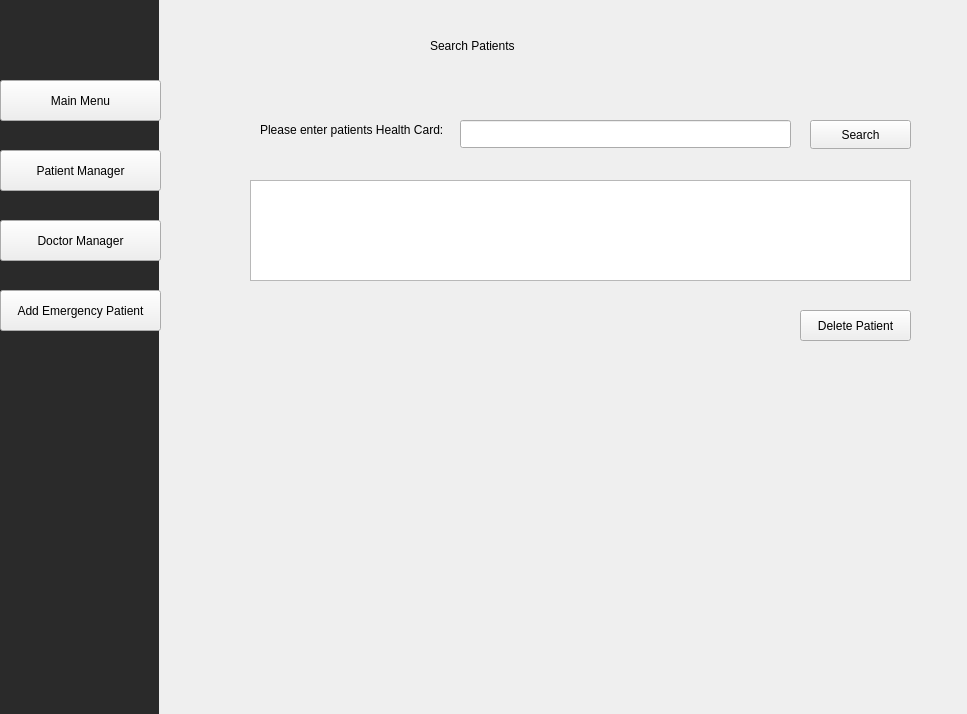
Jenushan44/Hospital-Manager, file mainwindow.ui: the form before one commit.
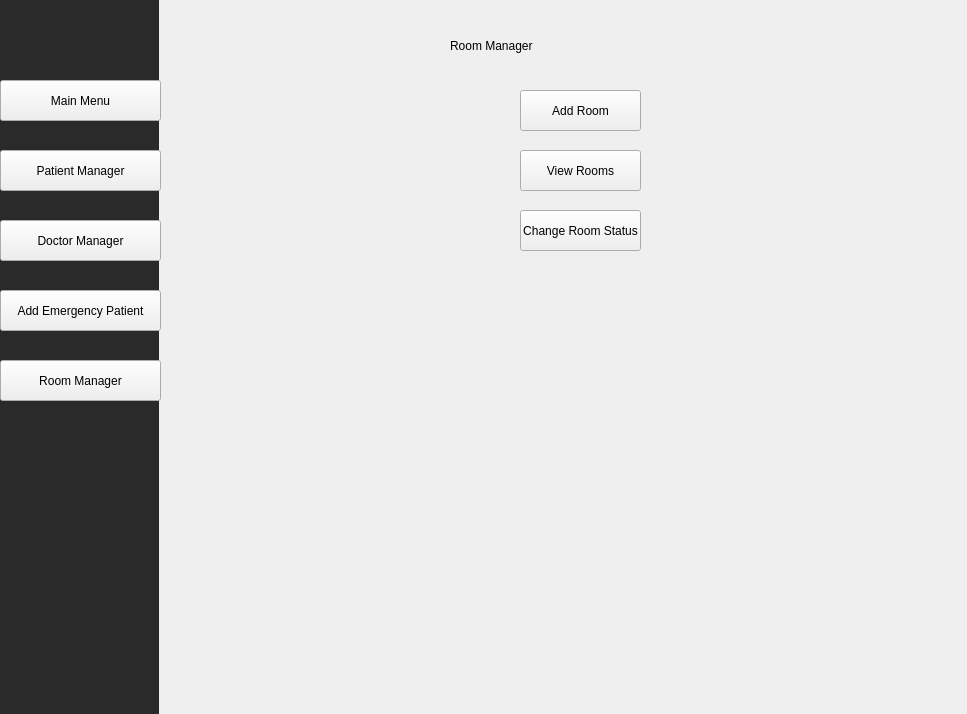
The form after the commit. The open tabs and pages were chosen to show the change. Icons and pictures are not drawn.

Commit message: Add pages and buttons to navigate to room pages

What changed in the file:
```diff
--- a/mainwindow.ui
+++ b/mainwindow.ui
@@ -1718,6 +1718,117 @@
       </property>
      </widget>
     </widget>
+    <widget class="QWidget" name="page_11">
+     <widget class="QLabel" name="label_55">
+      <property name="geometry">
+       <rect>
+        <x>270</x>
+        <y>30</y>
+        <width>291</width>
+        <height>31</height>
+       </rect>
+      </property>
+      <property name="styleSheet">
+       <string notr="true">font: 24pt &quot;Sitka Small&quot;;</string>
+      </property>
+      <property name="text">
+       <string>Room Manager</string>
+      </property>
+     </widget>
+     <widget class="QPushButton" name="addRoomPageButton">
+      <property name="geometry">
+       <rect>
+        <x>340</x>
+        <y>90</y>
+        <width>121</width>
+        <height>41</height>
+       </rect>
+      </property>
+      <property name="text">
+       <string>Add Room</string>
+      </property>
+     </widget>
+     <widget class="QPushButton" name="viewRoomPageButton">
+      <property name="geometry">
+       <rect>
+        <x>340</x>
+        <y>150</y>
+        <width>121</width>
+        <height>41</height>
+       </rect>
+      </property>
+      <property name="text">
+       <string>View Rooms</string>
+      </property>
+     </widget>
+     <widget class="QPushButton" name="viewRoomStatusPageButton">
+      <property name="geometry">
+       <rect>
+        <x>340</x>
+        <y>210</y>
+        <width>121</width>
+        <height>41</height>
+       </rect>
+      </property>
+      <property name="text">
+       <string>Change Room Status</string>
+      </property>
+     </widget>
+    </widget>
+    <widget class="QWidget" name="page_12">
+     <widget class="QLabel" name="label_56">
+      <property name="geometry">
+       <rect>
+        <x>300</x>
+        <y>30</y>
+        <width>261</width>
+        <height>31</height>
+       </rect>
+      </property>
+      <property name="styleSheet">
+       <string notr="true">font: 24pt &quot;Sitka Small&quot;;</string>
+      </property>
+      <property name="text">
+       <string>Add Room</string>
+      </property>
+     </widget>
+    </widget>
+    <widget class="QWidget" name="page_13">
+     <widget class="QLabel" name="label_57">
+      <property name="geometry">
+       <rect>
+        <x>290</x>
+        <y>30</y>
+        <width>201</width>
+        <height>31</height>
+       </rect>
+      </property>
+      <property name="styleSheet">
+       <string notr="true">font: 24pt &quot;Sitka Small&quot;;</string>
+      </property>
+      <property name="text">
+       <string>View Rooms</string>
+      </property>
+     </widget>
+    </widget>
+    <widget class="QWidget" name="page_14">
+     <widget class="QLabel" name="label_58">
+      <property name="geometry">
+       <rect>
+        <x>230</x>
+        <y>30</y>
+        <width>401</width>
+        <height>31</height>
+       </rect>
+      </property>
+      <property name="styleSheet">
+       <string notr="true">font: 24pt &quot;Sitka Small&quot;;</string>
+      </property>
+      <property name="text">
+       <string>Change Room Status</string>
+      </property>
+     </widget>
+    </widget>
    </widget>
    <widget class="QLabel" name="label_27">
     <property name="geometry">
@@ -1803,6 +1914,19 @@
      <string>Add Emergency Patient</string>
     </property>
    </widget>
+   <widget class="QPushButton" name="roomPageButton">
+    <property name="geometry">
+     <rect>
+      <x>0</x>
+      <y>360</y>
+      <width>161</width>
+      <height>41</height>
+     </rect>
+    </property>
+    <property name="text">
+     <string>Room Manager</string>
+    </property>
+   </widget>
   </widget>
   <widget class="QMenuBar" name="menubar">
    <property name="geometry">
```
Left out of the diff: 2 changed lines with no effect on the pictures. The commit also changes 2 other files.
